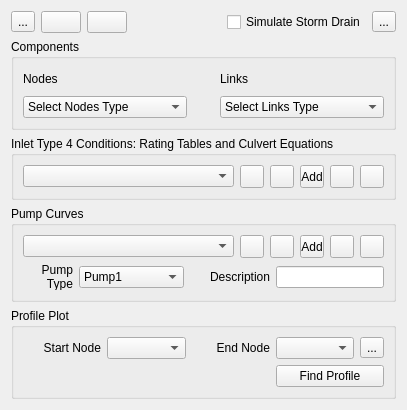
Old version of the form flo2d/ui/storm_drain_editor.ui in the repository FLO-2DSoftware/qgis-flo-2d-plugin.
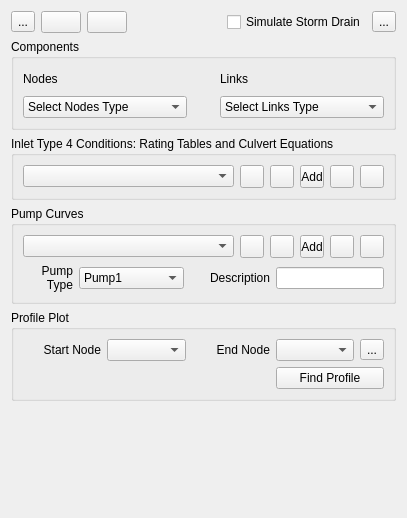
New version of the form. Icons and pictures are not drawn.

Commit message: Add help button to Cross Sections Editor widget

```diff
--- a/flo2d/ui/storm_drain_editor.ui
+++ b/flo2d/ui/storm_drain_editor.ui
@@ -7,7 +7,7 @@
     <x>0</x>
     <y>0</y>
     <width>407</width>
-    <height>410</height>
+    <height>518</height>
    </rect>
   </property>
   <property name="minimumSize">
```
The commit also changes 2 other files.
